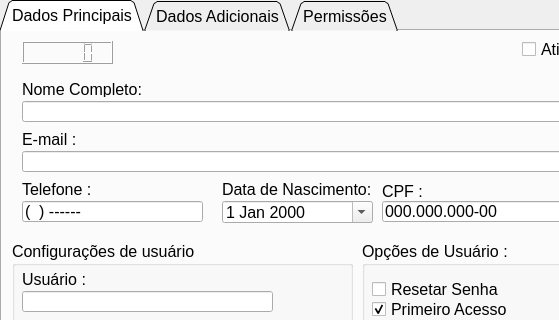
First picture: the form in ui/CadUser.ui, repository Locked666/My-Finance-QtDesigner, before the edit; both pictures show x 0 to 559 and y 0 to 320 of the 762 by 611 pixel window.
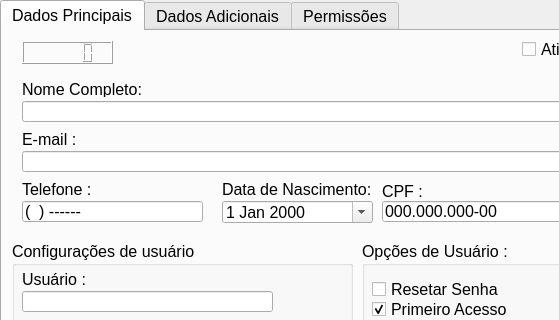
Second picture: the form after the edit.

```diff
--- a/ui/CadUser.ui
+++ b/ui/CadUser.ui
@@ -41,13 +41,16 @@
     <string notr="true">font: 12pt &quot;Segoe UI&quot;;</string>
    </property>
    <property name="tabShape">
-    <enum>QTabWidget::Triangular</enum>
+    <enum>QTabWidget::Rounded</enum>
    </property>
    <property name="currentIndex">
     <number>0</number>
    </property>
    <property name="elideMode">
-    <enum>Qt::ElideLeft</enum>
+    <enum>Qt::ElideNone</enum>
+   </property>
+   <property name="usesScrollButtons">
+    <bool>true</bool>
    </property>
    <widget class="QWidget" name="DdPrincipais">
     <attribute name="title">
```
